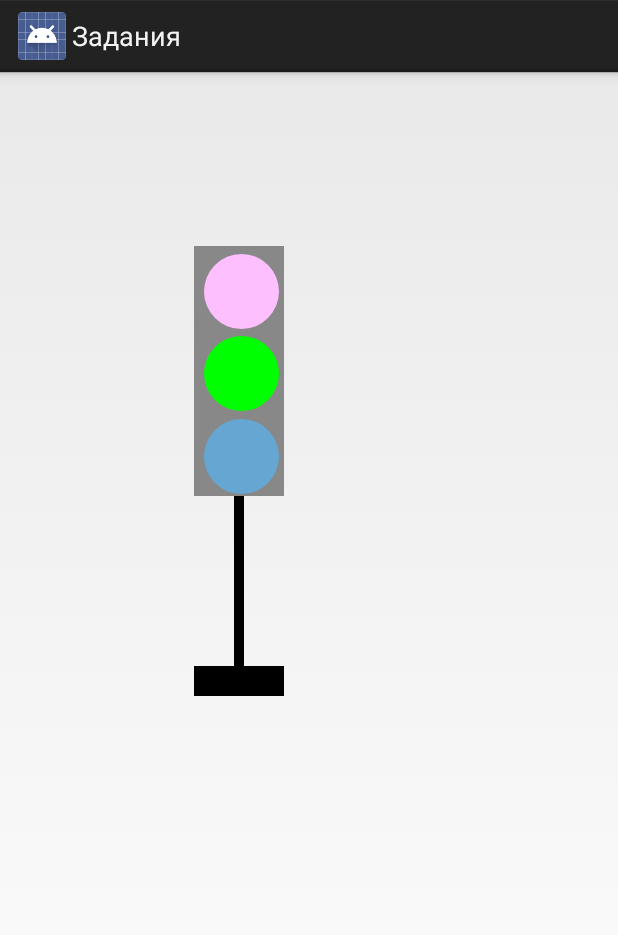
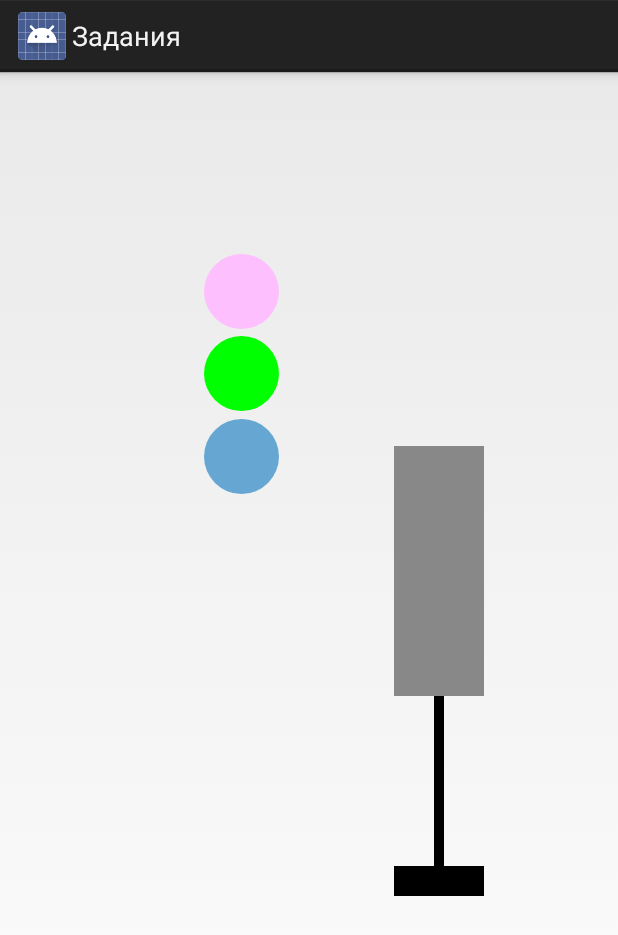
Before and after one commit to Medwed1993/FourJobs, an Android app: the screen it shows after launch (TrLightActivity), after a tap on "Задание 2", on a phone screen of 412 x 824 dp. Shown: the top 935 px of the screen. Run offline under Robolectric (Android 15) with nearby library versions, the phone set to English and light mode, and no system bars.

Commit message:
Подгонка по экрану.

```diff
--- a/app/src/main/java/app/ua/cert/medwed/fourjobs/MainActivity.java
+++ b/app/src/main/java/app/ua/cert/medwed/fourjobs/MainActivity.java
@@ -56,7 +56,7 @@ public class MainActivity extends Activity implements OnClickListener {
 	  //����
 	  public boolean onCreateOptionsMenu(Menu menu )
 	  {
-	     menu.add(0,IDM_PREF, 0, "���������");
+	     menu.add(0,IDM_PREF, 0, "Настройка");
 	     return super.onCreateOptionsMenu(menu);
 	  }
 
--- a/app/src/main/java/app/ua/cert/medwed/view/TrLightView.java
+++ b/app/src/main/java/app/ua/cert/medwed/view/TrLightView.java
@@ -25,8 +25,8 @@ public class TrLightView extends View {
 
 	//��������� ���������
 	public void drawShape(AttributeSet ast) {
-		int x = 200;
-		int y = 400;
+		int x = 400;
+		int y = 600;
 
 		osn_midle = new ShapeDrawable(new RectShape());
 		osn_midle.getPaint().setColor(Color.BLACK);
--- a/app/src/main/res/values/array.xml
+++ b/app/src/main/res/values/array.xml
@@ -3,8 +3,8 @@
 
     <string-array name="color_list">
         <item>Фиолетовый</item>
-        <item>Красный</item>
-        <item>Голубой</item>
+        <item>Розовый</item>
+        <item>Синий</item>
         <item>Серый</item>
 
     </string-array>
```
